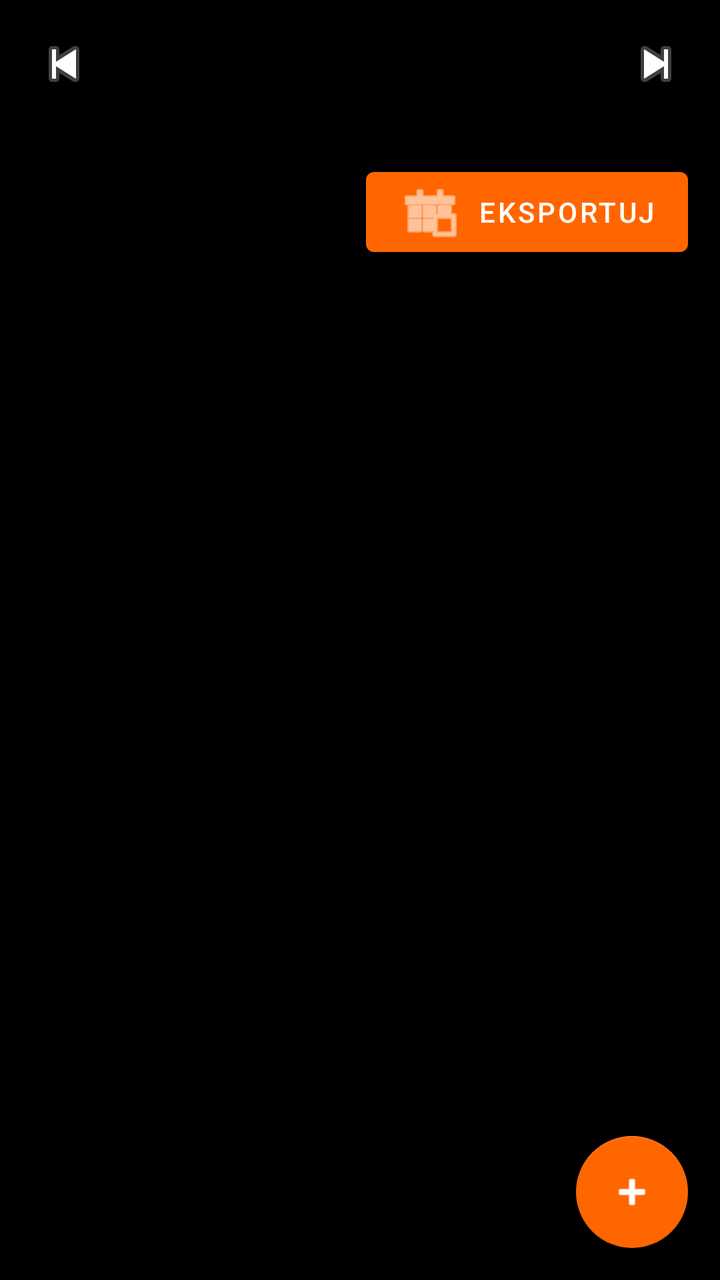
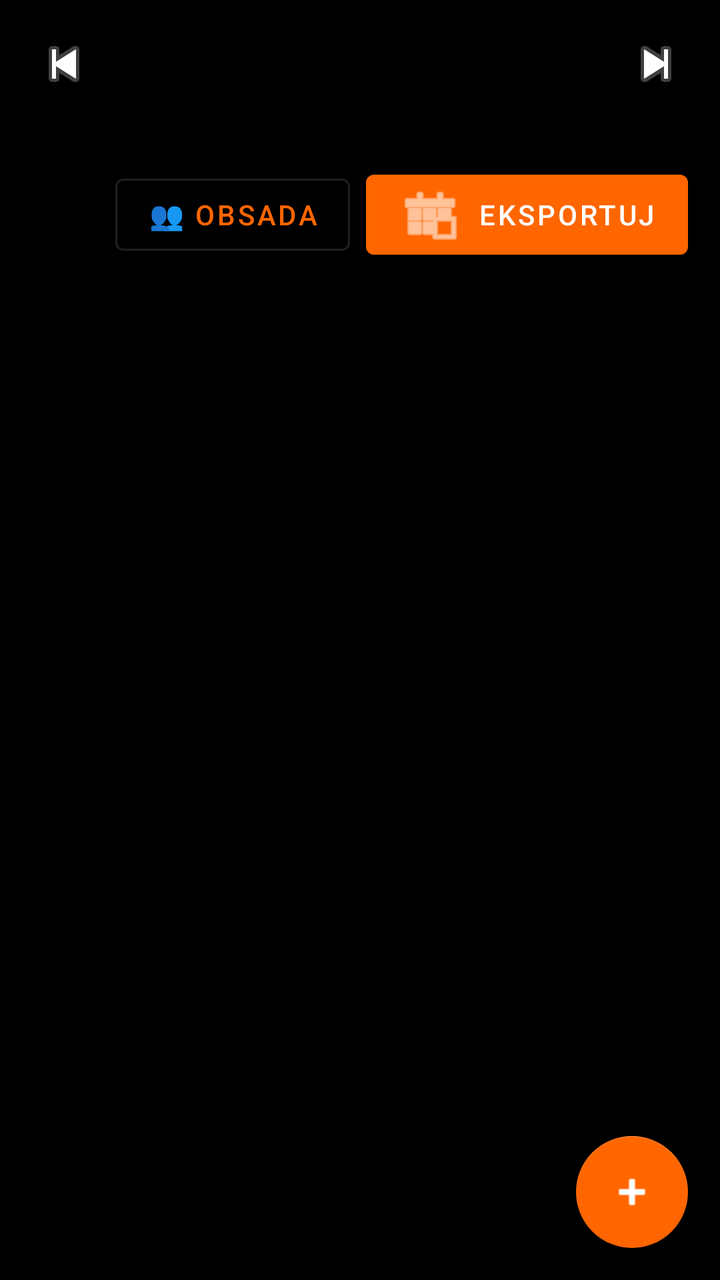

Compare the two renders of this Android layout. The source of the first and the diff that turns it into the second are given below.
<!-- AndroidManifest.xml: application theme Theme.AsystentKinowy -->
<!-- res/layout/fragment_schedule.xml -->
<?xml version="1.0" encoding="utf-8"?>
<androidx.coordinatorlayout.widget.CoordinatorLayout
    xmlns:android="http://schemas.android.com/apk/res/android"
    xmlns:app="http://schemas.android.com/apk/res-auto"
    xmlns:tools="http://schemas.android.com/tools"
    android:layout_width="match_parent"
    android:layout_height="match_parent"
    tools:context=".ui.ScheduleFragment">

    <LinearLayout
        android:layout_width="match_parent"
        android:layout_height="match_parent"
        android:orientation="vertical">
        
        
        <LinearLayout
            android:id="@+id/ll_month_selector"
            android:layout_width="match_parent"
            android:layout_height="wrap_content"
            android:orientation="horizontal"
            android:gravity="center"
            android:padding="8dp"
            android:layout_gravity="top">

            <ImageButton
                android:id="@+id/btn_prev_month"
                android:layout_width="48dp"
                android:layout_height="48dp"
                android:src="@android:drawable/ic_media_previous"
                android:background="?android:attr/selectableItemBackgroundBorderless"
                android:contentDescription="Poprzedni miesiąc" />

            <TextView
                android:id="@+id/tv_current_month"
                android:layout_width="0dp"
                android:layout_weight="1"
                android:layout_height="wrap_content"
                android:text="Marzec 2026"
                android:textSize="18sp"
                android:textStyle="bold"
                android:gravity="center" />

            <ImageButton
                android:id="@+id/btn_next_month"
                android:layout_width="48dp"
                android:layout_height="48dp"
                android:src="@android:drawable/ic_media_next"
                android:background="?android:attr/selectableItemBackgroundBorderless"
                android:contentDescription="Następny miesiąc" />
        </LinearLayout>

        
        <LinearLayout
            android:layout_width="match_parent"
            android:layout_height="wrap_content"
            android:paddingHorizontal="16dp"
            android:paddingTop="16dp"
            android:paddingBottom="8dp"
            android:gravity="center_vertical"
            android:orientation="horizontal">

            <TextView
                android:id="@+id/tv_schedule_header"
                android:layout_width="0dp"
                android:layout_height="wrap_content"
                android:layout_weight="1"
                android:text="Grafik"
                android:textSize="22sp"
                android:textStyle="bold" />

            <com.google.android.material.button.MaterialButton
                android:id="@+id/btn_export_calendar"
                android:layout_width="wrap_content"
                android:layout_height="wrap_content"
                android:text="Eksportuj"
                app:backgroundTint="#FF6600"
                app:icon="@android:drawable/ic_menu_today" />
        </LinearLayout>

        
        <TextView
            android:id="@+id/tv_schedule_empty"
            android:layout_width="match_parent"
            android:layout_height="match_parent"
            android:gravity="center"
            android:text="Brak zmian — zsynchronizuj grafik na Pulpicie"
            android:textSize="15sp"
            android:textColor="?android:attr/textColorSecondary"
            android:visibility="gone" />

        
        <androidx.recyclerview.widget.RecyclerView
            android:id="@+id/rv_shifts"
            android:layout_width="match_parent"
            android:layout_height="match_parent"
            android:clipToPadding="false"
            android:paddingBottom="80dp" />

    </LinearLayout>

    
    <com.google.android.material.floatingactionbutton.FloatingActionButton
        android:id="@+id/fab_add_shift"
        android:layout_width="wrap_content"
        android:layout_height="wrap_content"
        android:layout_gravity="bottom|end"
        android:layout_margin="16dp"
        android:contentDescription="Dodaj zmianę"
        app:tint="?attr/colorOnPrimary"
        app:srcCompat="@android:drawable/ic_input_add" />

</androidx.coordinatorlayout.widget.CoordinatorLayout>
<!-- resources referenced by this layout -->
<resources>
  <style name="Theme.AsystentKinowy" parent="Theme.MaterialComponents.DayNight.NoActionBar">        <item name="colorPrimary">@color/colorPrimary</item>
          <item name="colorPrimaryVariant">@color/colorPrimary</item>
          <item name="colorOnPrimary">@color/colorOnPrimary</item>
  
          
          <item name="colorSecondary">@color/colorPrimary</item>
          <item name="colorSecondaryVariant">@color/colorPrimary</item>
          <item name="colorOnSecondary">@color/colorOnPrimary</item>
  
          
          <item name="android:colorBackground">@color/colorBackground</item>
          <item name="colorSurface">@color/colorSurface</item>
          <item name="colorSurfaceVariant">@color/colorSurfaceVariant</item>
          <item name="colorOnSurface">@color/colorOnPrimary</item>
  
          
          <item name="colorError">@color/md_error</item>
          <item name="colorOnError">@color/colorOnPrimary</item>
  
          
          <item name="android:statusBarColor">@color/colorBackground</item>
          <item name="android:navigationBarColor">@color/colorBackground</item>
  
          
          <item name="textAppearanceBody1">@style/TextAppearance.MaterialComponents.Body1</item>
          <item name="textAppearanceBody2">@style/TextAppearance.MaterialComponents.Body2</item>
          <item name="textAppearanceCaption">@style/TextAppearance.MaterialComponents.Caption</item>
          <item name="textAppearanceHeadline1">@style/TextAppearance.MaterialComponents.Headline1</item>
          <item name="textAppearanceHeadline2">@style/TextAppearance.MaterialComponents.Headline2</item>
          <item name="textAppearanceHeadline3">@style/TextAppearance.MaterialComponents.Headline3</item>
          <item name="textAppearanceHeadline4">@style/TextAppearance.MaterialComponents.Headline4</item>
          <item name="textAppearanceHeadline5">@style/TextAppearance.MaterialComponents.Headline5</item>
          <item name="textAppearanceHeadline6">@style/TextAppearance.MaterialComponents.Headline6</item>
          <item name="textAppearanceSubtitle1">@style/TextAppearance.MaterialComponents.Subtitle1</item>
          <item name="textAppearanceSubtitle2">@style/TextAppearance.MaterialComponents.Subtitle2</item>
          <item name="textAppearanceOverline">@style/TextAppearance.MaterialComponents.Overline</item>
          <item name="textAppearanceButton">@style/TextAppearance.MaterialComponents.Button</item>
  
          
          <item name="shapeAppearanceSmallComponent">@style/ShapeAppearance.MaterialComponents.SmallComponent</item>
          <item name="shapeAppearanceMediumComponent">@style/ShapeAppearance.MaterialComponents.MediumComponent</item>
          <item name="shapeAppearanceLargeComponent">@style/ShapeAppearance.MaterialComponents.LargeComponent</item>
      </style>
  <color name="colorPrimary">#FF6600</color>
  <color name="colorOnPrimary">#FFFFFF</color>
  <color name="colorBackground">#000000</color>
  <color name="colorSurface">#1A1A1A</color>
  <color name="colorSurfaceVariant">#333333</color>
  <color name="md_error">#FFB00020</color>
</resources>

<!-- the commit's change to res/layout/fragment_schedule.xml (unified diff, before → after) -->
@@ -69,6 +69,15 @@
                 android:textStyle="bold" />
 
             <com.google.android.material.button.MaterialButton
+                android:id="@+id/btn_manager_day_view"
+                style="@style/Widget.MaterialComponents.Button.OutlinedButton"
+                android:layout_width="wrap_content"
+                android:layout_height="wrap_content"
+                android:layout_marginEnd="8dp"
+                android:text="👥 Obsada"
+                android:textColor="#FF6600" />
+
+            <com.google.android.material.button.MaterialButton
                 android:id="@+id/btn_export_calendar"
                 android:layout_width="wrap_content"
                 android:layout_height="wrap_content"
